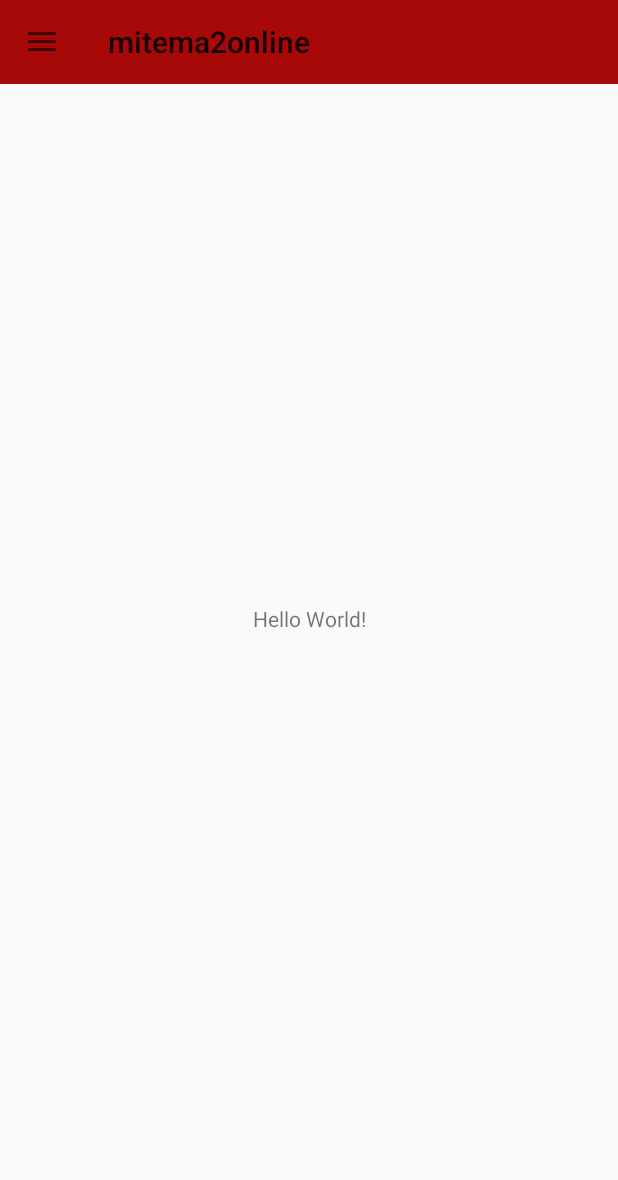
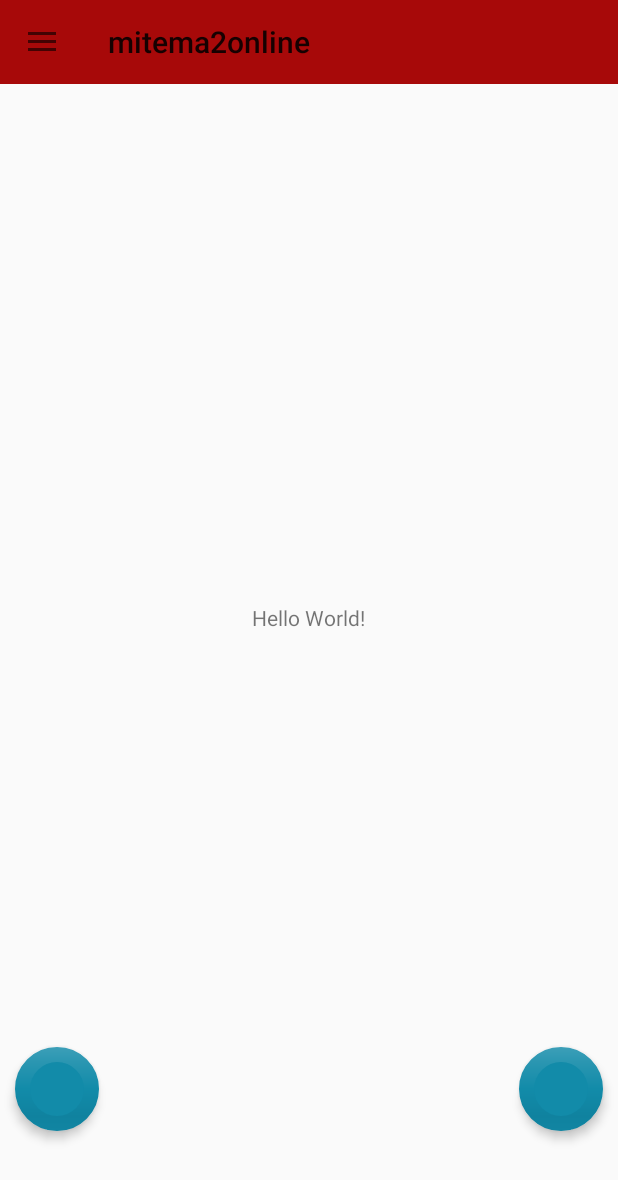
Before and after one commit to juanVilchez/tema2, an Android app: the screen it shows after launch (MainActivity), on a phone screen of 412 x 824 dp. Shown: the top 1180 px of the screen. Run offline under Robolectric (Android 15) with nearby library versions, the phone set to English and light mode, and no system bars; 1 statement that could not run was skipped.

Commit message:
Flating button Action button Snack Bar y los Tag y gettag en particular para que los botones puedan apuntar a un mismo metodo y diferenciarlos por su tag

```diff
--- a/app/src/main/java/com/example/mitema2online/MainActivity.java
+++ b/app/src/main/java/com/example/mitema2online/MainActivity.java
@@ -11,8 +11,11 @@
 import android.os.Bundle;
 import android.view.Menu;
 import android.view.MenuItem;
+import android.view.View;
+import android.widget.Toast;
 
 import com.google.android.material.navigation.NavigationView;
+import com.google.android.material.snackbar.Snackbar;
 
 
 public class MainActivity extends AppCompatActivity implements NavigationView.OnNavigationItemSelectedListener {
@@ -123,5 +126,24 @@
         return super.onOptionsItemSelected(item);
     }
 
-
+    public void btnderecha(View view) {
+        Toast.makeText(this, "Se pulso el floating button de la derecha "+ view.getTag(), Toast.LENGTH_LONG).show();
+    }
+    public void btnizquierda(View view) {
+        Toast.makeText(this, "Se pulso el floating button de la izquierda "+ view.getTag(), Toast.LENGTH_LONG).show();
+    }
+    public void fabizquierda(View view) {
+        Snackbar.make(view, "Replace with your own action",
+                Snackbar.LENGTH_LONG).setAction("Action", null).show();
+    }
+    public void fabderecha(View view) {
+        Snackbar.make(view,"¿Estás seguro?", Snackbar.LENGTH_LONG)
+                .setAction("SI", new View.OnClickListener() {
+                    @Override
+                    public void onClick(View view) {
+//tu evento
+                    }
+                })
+                .show();
+    }
 }
--- a/app/src/main/res/layout/activity_main.xml
+++ b/app/src/main/res/layout/activity_main.xml
@@ -1,26 +1,45 @@
 <?xml version="1.0" encoding="utf-8"?>
-<androidx.constraintlayout.widget.ConstraintLayout xmlns:android="http://schemas.android.com/apk/res/android"
+<androidx.coordinatorlayout.widget.CoordinatorLayout xmlns:android="http://schemas.android.com/apk/res/android"
     xmlns:app="http://schemas.android.com/apk/res-auto"
     xmlns:tools="http://schemas.android.com/tools"
     android:layout_width="match_parent"
     android:layout_height="match_parent"
     tools:context=".MainActivity">
-
     <TextView
         android:layout_width="wrap_content"
         android:layout_height="wrap_content"
-        android:text="Hello World!"
-        app:layout_constraintBottom_toBottomOf="parent"
-        app:layout_constraintLeft_toLeftOf="parent"
-        app:layout_constraintRight_toRightOf="parent"
-        app:layout_constraintTop_toTopOf="parent" />
-
+        android:layout_gravity="center"
+        android:text="Hello World!" />
     <androidx.appcompat.widget.Toolbar
         android:id="@+id/toolbar"
         android:layout_width="match_parent"
         android:layout_height="wrap_content"
-        android:minHeight="?attr/actionBarSize"
         android:background="#a70909"
-        tools:ignore="MissingConstraints" />
-
-</androidx.constraintlayout.widget.ConstraintLayout>
+        android:minHeight="?attr/actionBarSize"/>
+    <com.google.android.material.floatingactionbutton.FloatingActionButton
+        android:layout_width="wrap_content"
+        android:layout_height="wrap_content"
+        android:layout_gravity="bottom|end"
+        android:layout_marginRight="10dp"
+        android:layout_marginBottom="70dp"
+        android:tag="fabderecha"
+        android:onClick="fabderecha"
+        app:backgroundTint="#128ba9"
+        app:borderWidth="10dp"
+        app:elevation="4dp"
+        app:fabSize="normal"
+        app:rippleColor="#43e3ff" />
+    <com.google.android.material.floatingactionbutton.FloatingActionButton
+        android:layout_width="wrap_content"
+        android:layout_height="wrap_content"
+        android:layout_gravity="bottom|left"
+        android:layout_marginLeft="10dp"
+        android:layout_marginBottom="70dp"
+        android:tag="fabizquierda"
+        android:onClick="fabizquierda"
+        app:backgroundTint="#128ba9"
+        app:borderWidth="10dp"
+        app:elevation="4dp"
+        app:fabSize="normal"
+        app:rippleColor="#43e3ff" />
+</androidx.coordinatorlayout.widget.CoordinatorLayout>
```
